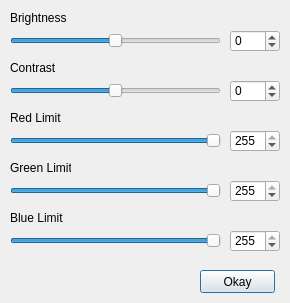
The window that paintProgram/dlg_effectssliders.ui (ElliotHarding/paintProgram) describes before a commit, drawn with Qt 5.
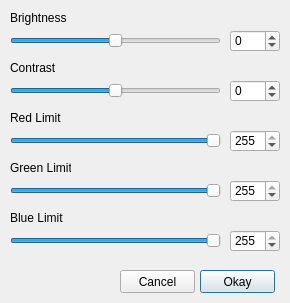
The same window after the commit.

Patch:
```diff
--- a/paintProgram/dlg_effectssliders.ui
+++ b/paintProgram/dlg_effectssliders.ui
@@ -287,6 +287,19 @@
     <string>Okay</string>
    </property>
   </widget>
+  <widget class="QPushButton" name="btn_cancel">
+   <property name="geometry">
+    <rect>
+     <x>120</x>
+     <y>270</y>
+     <width>75</width>
+     <height>23</height>
+    </rect>
+   </property>
+   <property name="text">
+    <string>Cancel</string>
+   </property>
+  </widget>
  </widget>
  <resources/>
  <connections/>
```
Left out of the diff: 5 changed lines with no effect on the pictures.
